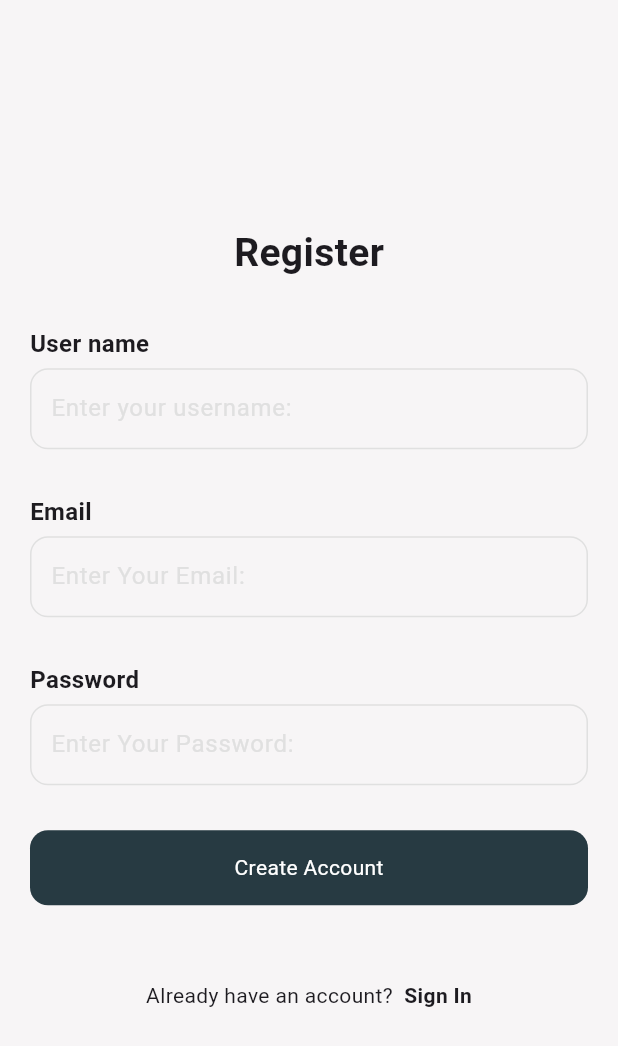
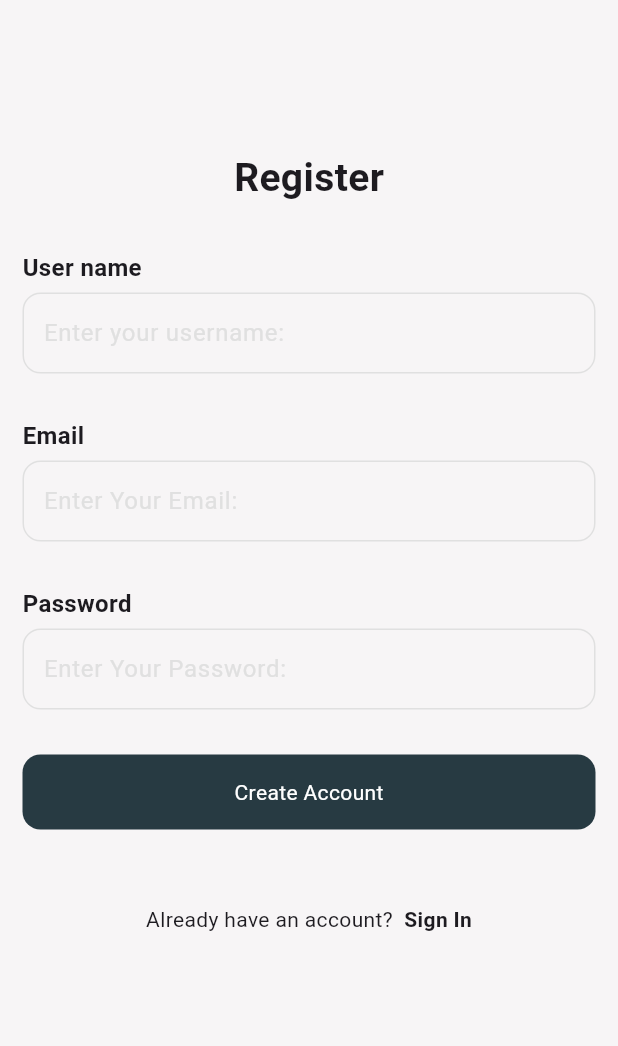
Before and after one commit to hanahatem1/store_app, a Flutter app: the screen it shows after launch, after a tap on "Login", after a tap on "Sign Up", on a phone screen of 412 x 824 dp. Shown: the top 1046 px of the screen. Run offline on Flutter 3.47's test engine with Material 3 defaults, Android fonts, the phone set to English and light mode, and no system bars; our stand-ins replace another_flushbar, bloc, cloud_firestore, convex_bottom_bar, dio, equatable and 7 more; accounts and stored records are empty; network calls fail.

Commit message:
add obscure and edit padding

```diff
--- a/lib/features/auth/sign_in/presentation/views/login_page.dart
+++ b/lib/features/auth/sign_in/presentation/views/login_page.dart
@@ -23,9 +23,10 @@ class _LoginPageState extends State<LoginPage> {
   Widget build(BuildContext context) {
     return Scaffold(
       backgroundColor: AppColors.backGroundColor,
-      body: Center(
+      body: SingleChildScrollView(
+        child: Center(
           child: Padding(
-          padding: const EdgeInsets.all(20),
+            padding: const EdgeInsets.symmetric(vertical: 100,horizontal: 15),
             child: Form(
               key: formKey,
               child: Column(
@@ -109,6 +110,7 @@ class _LoginPageState extends State<LoginPage> {
             ),
           ),
         ),
+      ),
     );
   }
 }
--- a/lib/features/auth/sign_up/presentation/views/sign_up.dart
+++ b/lib/features/auth/sign_up/presentation/views/sign_up.dart
@@ -24,9 +24,10 @@ class _RegisterPageState extends State<RegisterPage> {
   Widget build(BuildContext context) {
     return Scaffold(
       backgroundColor: AppColors.backGroundColor,
-      body: Center(
+      body: SingleChildScrollView(
+        child: Center(
           child: Padding(
-          padding: const EdgeInsets.all(20),
+            padding: const EdgeInsets.symmetric(vertical: 100,horizontal: 15),
             child: Form(
               key: formKey,
               child: Column(
@@ -52,6 +53,7 @@ class _RegisterPageState extends State<RegisterPage> {
                   ),
                   const SizedBox(height: 30),
                   customTextField(
+                    obscureText: true,
                     onChanged: (data) => pass = data,
                     hintText: 'Enter Your Password:',
                     labelText: 'Password',
@@ -114,6 +116,7 @@ class _RegisterPageState extends State<RegisterPage> {
             ),
           ),
         ),
+      ),
     );
   }
 }
```
Lines whose indentation alone changed are shown as unchanged.
